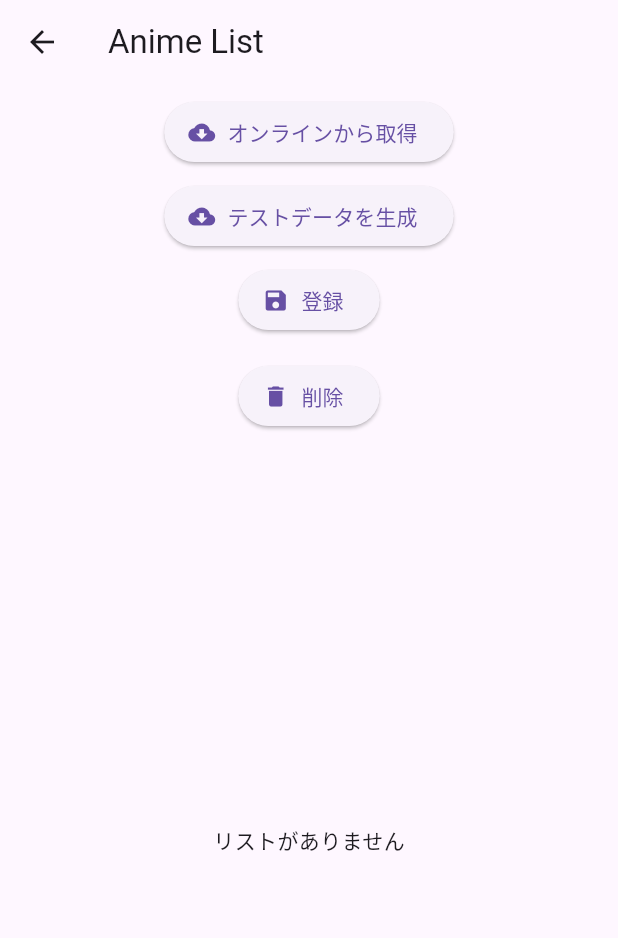
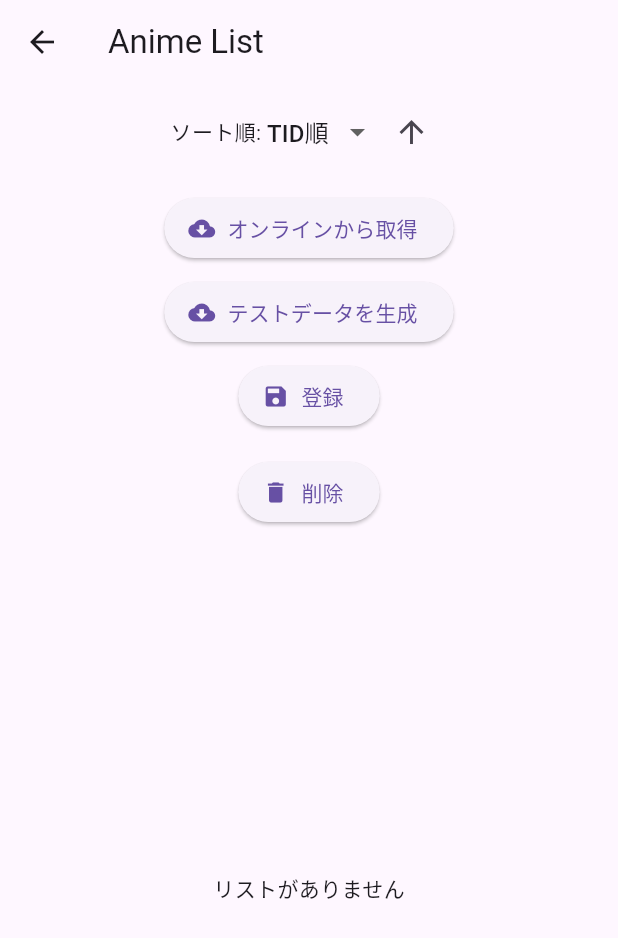
Before and after one commit to KOU050223/Animeishi, a Flutter app: the screen it shows after launch, item 2 of the bottom bar chosen, on a phone screen of 412 x 824 dp. Shown: the top 938 px of the screen. Run offline on Flutter 3.47's test engine with Material 3 defaults, Android fonts, the phone set to English and light mode, and no system bars; our stand-ins replace cloud_firestore, firebase_auth, firebase_core, qr_flutter; missing offline and left inert: mobile_scanner; accounts and stored records are empty.

Commit message:
[add] アニメリスト表示にソート順(年代別と名前順) 昇順と降順の切り替え出来るようにしました。

```diff
--- a/lib/ui/animes/view/anime_list_page.dart
+++ b/lib/ui/animes/view/anime_list_page.dart
@@ -20,6 +20,46 @@ class AnimeListPage extends StatelessWidget {
           builder: (context, viewModel, child) {
             return Column(
               children: [
+                 // ▼ ソート順と昇降ボタンを追加 ▼
+                Padding(
+                  padding: const EdgeInsets.all(8.0),
+                  child: Row(
+                    mainAxisAlignment: MainAxisAlignment.center,
+                    children: [
+                      Text("ソート順: "),
+                      DropdownButton<SortOrder>(
+                        value: viewModel.sortOrder, // 現在のソート順
+                        underline: SizedBox.shrink(), // 下線を非表示
+                        onChanged: (SortOrder? newValue) {
+                          if (newValue != null) {
+                            viewModel.setSortOrder(newValue); // ソート順を変更
+                          }
+                        },
+                        items: [
+                          DropdownMenuItem(
+                            value: SortOrder.tid,
+                            child: Text('TID順'),
+                          ),
+                          DropdownMenuItem(
+                            value: SortOrder.year,
+                            child: Text('年代順'),
+                          ),
+                          DropdownMenuItem(
+                            value: SortOrder.name,
+                            child: Text('名前順'),
+                          ),
+                        ],
+                      ),
+                      // ▼ 昇順・降順ボタン ▼
+                      IconButton(
+                        icon: Icon(viewModel.isAscending
+                            ? Icons.arrow_upward
+                            : Icons.arrow_downward),
+                        onPressed: viewModel.toggleSortOrder,
+                      ),
+                    ],
+                  ),
+                ),
                 // 「オンラインから取得」ボタン
                 Padding(
                   padding: const EdgeInsets.all(8.0),
--- a/lib/ui/animes/view_model/anime_list_view_model.dart
+++ b/lib/ui/animes/view_model/anime_list_view_model.dart
@@ -1,15 +1,56 @@
 import 'package:flutter/material.dart';
 import 'package:cloud_firestore/cloud_firestore.dart';
 import 'package:firebase_auth/firebase_auth.dart';
+
+enum SortOrder {tid,year,name}
 
 class AnimeListViewModel extends ChangeNotifier {
   List<Map<String, dynamic>> _animeList = [];
   bool _isLoading = false;
   Set<String> _selectedAnime = {}; // 選択されたアニメのTIDを保持するセット
+  SortOrder _sortOrder = SortOrder.tid; //デフォルトはtid順
+  bool _isAscending = true; //デフォルトは昇順
 
   List<Map<String, dynamic>> get animeList => _animeList;
   bool get isLoading => _isLoading;
   Set<String> get selectedAnime => _selectedAnime; // 選択されたアニメのTIDを取得するゲッター
+  SortOrder get sortOrder => _sortOrder; //ソート順を取得するゲッター
+  bool get isAscending => _isAscending; //昇順 or 降順を取得
+
+  //ソート順の変更
+  void setSortOrder(SortOrder order) {
+    _sortOrder = order;
+    sortAnimeList(); // ソートを適用
+  }
+
+  //昇順・降順を切り替える
+  void toggleSortOrder() {
+    _isAscending = !_isAscending;
+    sortAnimeList();
+  }
+
+  void sortAnimeList() {
+    _animeList.sort((a, b) {
+      int compare = 0;
+      switch (_sortOrder) {
+        case SortOrder.tid:
+          final aTid = int.tryParse(a['tid'].toString()) ?? 0;
+          final bTid = int.tryParse(b['tid'].toString()) ?? 0;
+          compare = aTid.compareTo(bTid);
+          break;
+        case SortOrder.year:
+          final aYear = int.tryParse(a['firstyear'].toString()) ?? 0;
+          final bYear = int.tryParse(b['firstyear'].toString()) ?? 0;
+          compare = aYear.compareTo(bYear);
+          break;
+        case SortOrder.name:
+          compare = a['title'].toString().compareTo(b['title'].toString()); // 文字列昇順
+          break;
+      }
+      return _isAscending ? compare : -compare; //昇順・降順の切り替え
+    });
+    notifyListeners();
+  }
 
   Future<void> initOfflineModeAndLoadCache() async {
     await FirebaseFirestore.instance.disableNetwork();
@@ -35,14 +76,8 @@ class AnimeListViewModel extends ChangeNotifier {
         };
       }).toList();
 
-      // ▼ ここでローカルのリストをソートする ▼
-      cacheList.sort((a, b) {
-        final aTid = int.tryParse(a['tid'].toString()) ?? 0;
-        final bTid = int.tryParse(b['tid'].toString()) ?? 0;
-        return aTid.compareTo(bTid); // 数値昇順
-      });
-
       _animeList = cacheList;
+      sortAnimeList(); //ソートの適用
       notifyListeners();
     }
   }
@@ -70,13 +105,8 @@ class AnimeListViewModel extends ChangeNotifier {
       }).toList();
 
       // ▼ ここでサーバーから取得したリストをソートする ▼
-      newList.sort((a, b) {
-        final aTid = int.tryParse(a['tid'].toString()) ?? 0;
-        final bTid = int.tryParse(b['tid'].toString()) ?? 0;
-        return aTid.compareTo(bTid); // 数値昇順
-      });
-
       _animeList = newList;
+      sortAnimeList(); //ソートの適用
 
       // 選択されたアニメの情報を取得
       await loadSelectedAnime();
```
